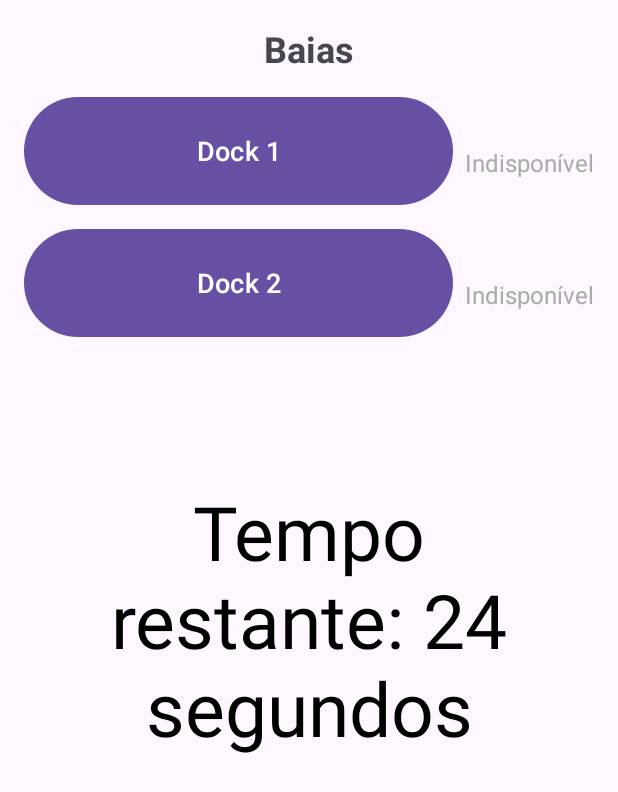
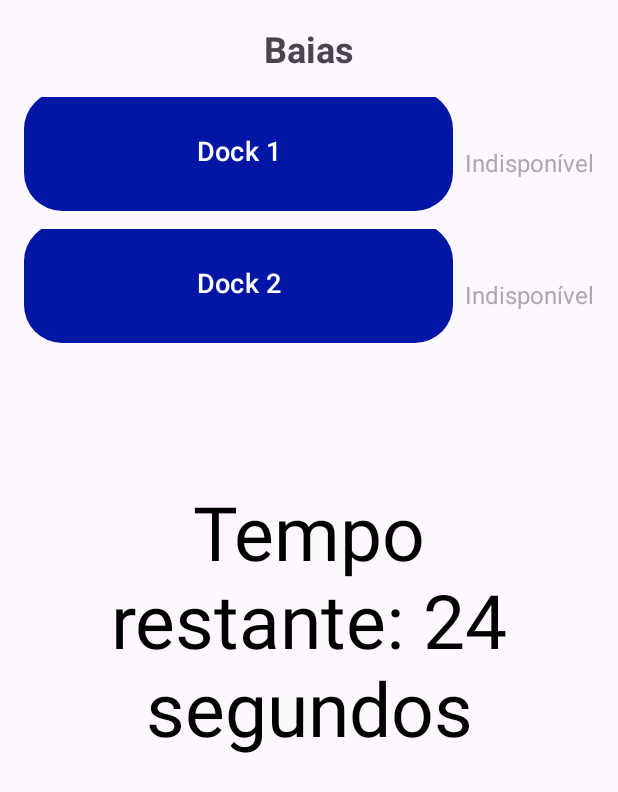
Before and after one commit to julianvitor/Empilha, an Android app: the DashboardActivity screen opened directly, with no data from a screen before it, after a tap on "Dock 1", on a phone screen of 412 x 824 dp. Shown: the top 792 px of the screen. Run offline under Robolectric (Android 15) with nearby library versions, the phone set to English and light mode, and no system bars.

Commit message:
mudando as cores dos botoes

```diff
--- a/Ali/app/src/main/java/com/example/ali/DashboardActivity.kt
+++ b/Ali/app/src/main/java/com/example/ali/DashboardActivity.kt
@@ -85,7 +85,7 @@ class DashboardActivity : AppCompatActivity() {
 
     private fun conectarWebSocket() {
         val request = Request.Builder()
-            .url("ws://192.168.15.150:81")
+            .url("ws://192.168.1.150:81")
             .build()
 
         val client = OkHttpClient()
--- a/Ali/app/src/main/java/com/example/ali/MainActivity.kt
+++ b/Ali/app/src/main/java/com/example/ali/MainActivity.kt
@@ -96,7 +96,7 @@ class MainActivity : AppCompatActivity() {
 
     private fun conectarWebSocket() {
         val request = Request.Builder()
-            .url("ws://192.168.15.150:81") // Substitua pela URL do seu servidor WebSocket
+            .url("ws://192.168.1.150:81") // Substitua pela URL do seu servidor WebSocket
             .build()
 
         val client = OkHttpClient()
--- a/Ali/app/src/main/res/drawable/button_submit.xml
+++ b/Ali/app/src/main/res/drawable/button_submit.xml
@@ -1,9 +1,5 @@
 <?xml version="1.0" encoding="utf-8"?>
 <shape xmlns:android="http://schemas.android.com/apk/res/android"
     android:shape="rectangle">
-    <gradient
-        android:startColor="#000000"
-        android:endColor="#0027FF"
-        android:type="linear"/>
-    <corners android:radius="15dp"/>
+    <corners android:radius="25dp"/>
 </shape>
--- a/Ali/app/src/main/res/layout/activity_dashboard.xml
+++ b/Ali/app/src/main/res/layout/activity_dashboard.xml
@@ -1,5 +1,7 @@
 <?xml version="1.0" encoding="utf-8"?>
 <ScrollView xmlns:android="http://schemas.android.com/apk/res/android"
+    xmlns:app="http://schemas.android.com/apk/res-auto"
+
     android:layout_width="match_parent"
     android:layout_height="match_parent">
 
@@ -13,11 +15,11 @@
             android:id="@+id/textViewTitle"
             android:layout_width="wrap_content"
             android:layout_height="wrap_content"
+            android:layout_gravity="center_horizontal"
+            android:layout_marginBottom="16dp"
             android:text="Baias"
             android:textSize="24sp"
-            android:textStyle="bold"
-            android:layout_gravity="center_horizontal"
-            android:layout_marginBottom="16dp"/>
+            android:textStyle="bold" />
 
         <!-- Baias -->
         <LinearLayout
@@ -28,52 +30,59 @@
             <LinearLayout
                 android:layout_width="match_parent"
                 android:layout_height="wrap_content"
-                android:orientation="horizontal"
-                android:gravity="center_vertical">
+                android:gravity="center_vertical"
+                android:orientation="horizontal">
 
-                <Button
+                <com.google.android.material.button.MaterialButton
                     android:id="@+id/bay1"
                     android:layout_width="0dp"
                     android:layout_height="80dp"
+                    android:layout_marginBottom="8dp"
                     android:layout_weight="1"
+                    android:background="@drawable/button_submit"
                     android:text="Dock 1"
                     android:textSize="18sp"
-                    android:layout_marginBottom="8dp"/>
+                    app:backgroundTint="@color/button_background_color"
+                    />
 
                 <TextView
                     android:id="@+id/textViewBay1Status"
                     android:layout_width="wrap_content"
                     android:layout_height="wrap_content"
+                    android:layout_marginStart="8dp"
                     android:text="Indisponível"
-                    android:textSize="16sp"
                     android:textColor="@android:color/darker_gray"
-                    android:layout_marginStart="8dp"/>
+                    android:textSize="16sp" />
 
             </LinearLayout>
 
             <LinearLayout
                 android:layout_width="match_parent"
                 android:layout_height="wrap_content"
-                android:orientation="horizontal"
-                android:gravity="center_vertical">
+                android:gravity="center_vertical"
+                android:orientation="horizontal">
 
-                <Button
+                <com.google.android.material.button.MaterialButton
                     android:id="@+id/bay2"
                     android:layout_width="0dp"
                     android:layout_height="80dp"
+                    android:layout_marginBottom="8dp"
                     android:layout_weight="1"
+                    android:background="@drawable/button_submit"
                     android:text="Dock 2"
                     android:textSize="18sp"
-                    android:layout_marginBottom="8dp"/>
+                    app:backgroundTint="@color/button_background_color"
+
+                    />
 
                 <TextView
                     android:id="@+id/textViewBay2Status"
                     android:layout_width="wrap_content"
                     android:layout_height="wrap_content"
+                    android:layout_marginStart="8dp"
                     android:text="Indisponível"
-                    android:textSize="16sp"
                     android:textColor="@android:color/darker_gray"
-                    android:layout_marginStart="8dp"/>
+                    android:textSize="16sp" />
 
 
             </LinearLayout>
@@ -91,8 +100,7 @@
             android:text=""
             android:textColor="@android:color/black"
             android:textSize="50sp"
-            android:visibility="gone"
-            />
+            android:visibility="gone" />
 
     </LinearLayout>
 
--- a/Ali/app/src/main/res/layout/activity_main.xml
+++ b/Ali/app/src/main/res/layout/activity_main.xml
@@ -48,7 +48,10 @@
         android:layout_height="wrap_content"
         android:text="Entrar"
         android:background="@drawable/button_submit"
-        android:layout_marginTop="16dp"/>
+        android:layout_marginTop="16dp"
+        app:backgroundTint="@color/button_background_color"
+        />
+
 
     <com.google.android.material.button.MaterialButton
         android:id="@+id/buttonRegister"
@@ -56,6 +59,8 @@
         android:layout_height="wrap_content"
         android:text="Registrar"
         android:background="@drawable/button_submit"
-        android:layout_marginTop="8dp"/>
+        android:layout_marginTop="8dp"
+        app:backgroundTint="@color/button_background_color"
+        />
 
 </LinearLayout>
--- a/Ali/app/src/main/res/layout/activity_registro.xml
+++ b/Ali/app/src/main/res/layout/activity_registro.xml
@@ -66,6 +66,8 @@
         android:layout_height="wrap_content"
         android:text="Registrar"
         android:background="@drawable/button_submit"
-        android:layout_marginTop="16dp"/>
+        android:layout_marginTop="16dp"
+        app:backgroundTint="@color/button_background_color"
+        />
 
 </LinearLayout>
--- a/Ali/app/src/main/res/values/colors.xml
+++ b/Ali/app/src/main/res/values/colors.xml
@@ -2,4 +2,6 @@
 <resources>
     <color name="black">#FF000000</color>
     <color name="white">#FFFFFFFF</color>
+    <color name="button_background_color">#0116A5</color>
+
 </resources>
```
